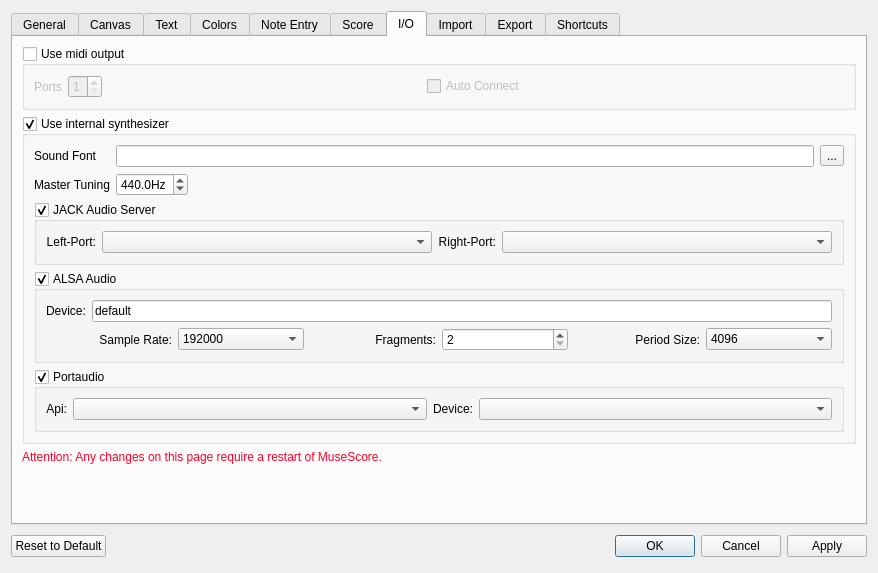
Before: the Qt Designer form mscore/mscore/prefsdialog.ui in musescore/musescore-old, drawn with Qt 5.
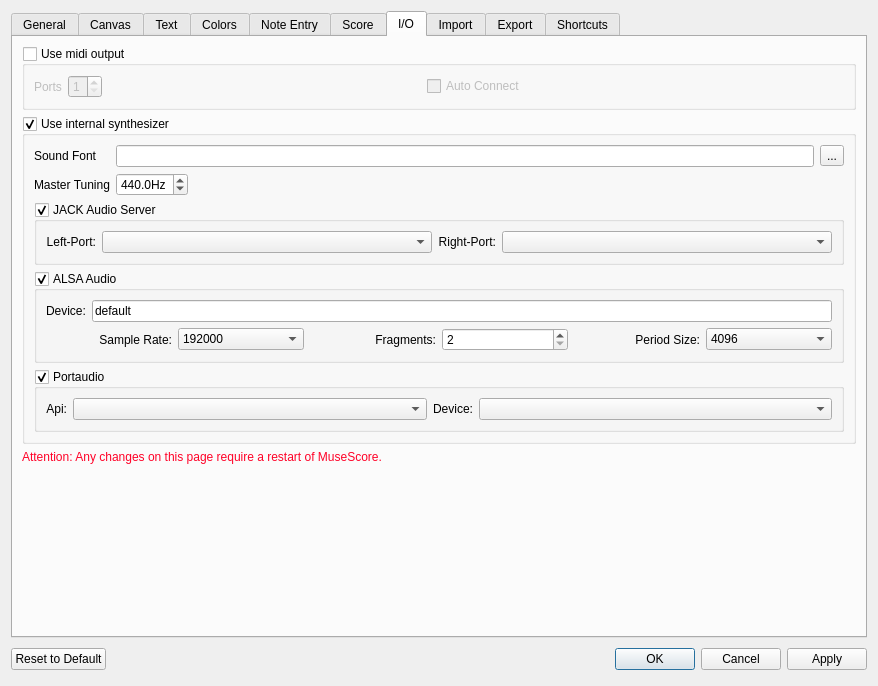
After: the same form once the commit is applied. The open tabs and pages were chosen to show the change. Icons and pictures are not drawn. Custom widgets are drawn as their Qt base class.

Diff of the .ui file:
```diff
--- a/mscore/mscore/prefsdialog.ui
+++ b/mscore/mscore/prefsdialog.ui
@@ -7,7 +7,7 @@
     <x>0</x>
     <y>0</y>
     <width>878</width>
-    <height>564</height>
+    <height>686</height>
    </rect>
   </property>
   <property name="windowTitle">
```
Left out of the diff: 2 changed lines with no effect on the pictures.
